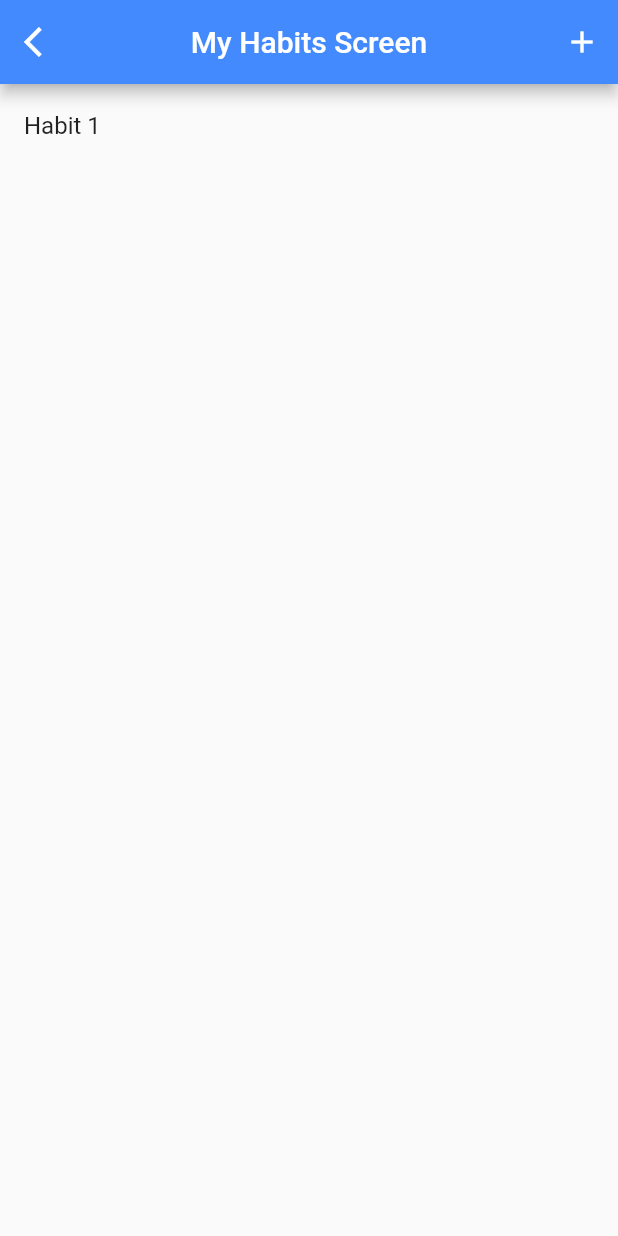
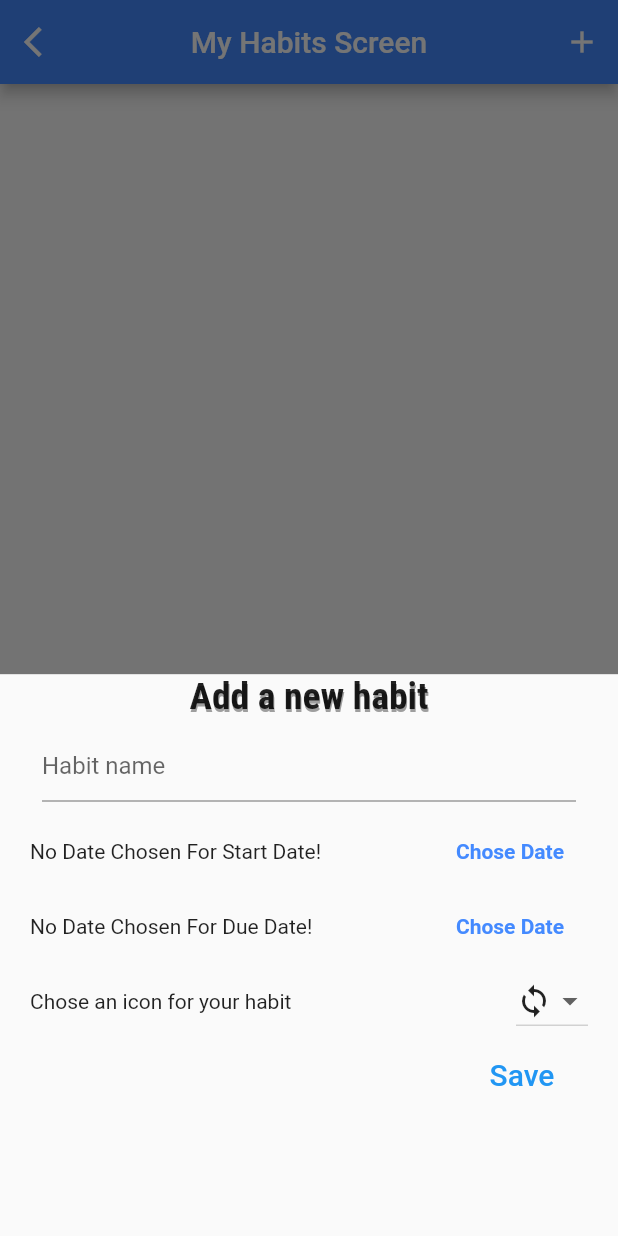
Before and after one commit to tayyipozr/planner_app_flutter, a Flutter app: the MyHabitsScreen screen opened by its route, after a tap on the "add" icon, on a phone screen of 412 x 824 dp. Run offline on Flutter 3.47's test engine with Material 2 defaults, Android fonts, the phone set to English and light mode, and no system bars.

Commit message:
adding a habit to habit screen

```diff
--- a/lib/models/habit.dart
+++ b/lib/models/habit.dart
@@ -12,6 +12,6 @@ class HabitItem {
     @required this.name,
     @required this.start,
     @required this.dueDate,
-    this.icon,
+    @required this.icon,
   });
 }
--- a/lib/providers/habit_provider.dart
+++ b/lib/providers/habit_provider.dart
@@ -13,7 +13,7 @@ class Habit with ChangeNotifier {
     return _items.length;
   }
 
-  void add({String habitId, String name, DateTime dueDate}) {
+  void add({String habitId, String name, DateTime dueDate, IconData icon}) {
     _items.putIfAbsent(
       habitId,
       () => HabitItem(
@@ -21,6 +21,7 @@ class Habit with ChangeNotifier {
         name: name,
         dueDate: dueDate,
         start: DateTime.now(),
+        icon: Icon(icon),
       ),
     );
     notifyListeners();
--- a/lib/screens/myHabits_screen.dart
+++ b/lib/screens/myHabits_screen.dart
@@ -1,4 +1,6 @@
 import 'package:flutter/material.dart';
+import 'package:planner_app/widgets/habit_bottom_sheet_widget.dart';
+import 'package:planner_app/widgets/habit_item_widget.dart';
 import 'package:provider/provider.dart';
 
 import 'page_control_screen.dart';
@@ -27,21 +29,17 @@ class MyHabitsScreen extends StatelessWidget {
             IconButton(
               icon: Icon(Icons.add),
               onPressed: () {
-                print("TABBED");
-                habit.add(
-                    habitId: "1", name: "Habit 1", dueDate: DateTime.now());
+                showModalBottomSheet(
+                  context: context,
+                  builder: (context) {
+                    return HabitBottomSheet();
+                  },
+                );
               },
             )
           ],
         ),
-        body: ListView.builder(
-          itemCount: habit.itemCount,
-          itemBuilder: (_, idx) {
-            return ListTile(
-              title: Text('${habit.items.values.toList()[0].name}'),
-            );
-          },
-        ),
+        body: HabitItemUI(),
       ),
     );
   }
--- /dev/null
+++ b/lib/widgets/habit_bottom_sheet_widget.dart
@@ -0,0 +1,170 @@
+import 'package:flutter/material.dart';
+import 'package:intl/intl.dart';
+import 'package:provider/provider.dart';
+
+import '../providers/habit_provider.dart';
+
+class HabitBottomSheet extends StatefulWidget {
+  @override
+  _HabitBottomSheetState createState() => _HabitBottomSheetState();
+}
+
+class _HabitBottomSheetState extends State<HabitBottomSheet> {
+  DateTime _selectedDateStart;
+  DateTime _selectedDateDue;
+  var _selectedIcon;
+  String _habitName;
+  final _form = GlobalKey<FormState>();
+
+  void _presentDatePicker(bool which) {
+    showDatePicker(
+      context: context,
+      initialDate: DateTime.now(),
+      firstDate: DateTime(2019),
+      lastDate: DateTime.now(),
+    ).then((pickedDate) {
+      if (pickedDate == null) {
+        return;
+      }
+      setState(() {
+        if (which) {
+          _selectedDateStart = pickedDate;
+        } else {
+          _selectedDateDue = pickedDate;
+        }
+      });
+    });
+  }
+
+  @override
+  Widget build(BuildContext context) {
+    final habit = Provider.of<Habit>(context);
+
+    return Padding(
+      padding:
+          EdgeInsets.only(bottom: MediaQuery.of(context).viewInsets.bottom),
+      child: Container(
+        padding: EdgeInsets.symmetric(horizontal: 20),
+        height: MediaQuery.of(context).size.height / 2.2,
+        child: Form(
+          key: _form,
+          child: ListView(
+            children: <Widget>[
+              Text(
+                "Add a new habit",
+                textAlign: TextAlign.center,
+                style: TextStyle(
+                  fontFamily: "RobotoCondensed",
+                  fontSize: 25,
+                  fontWeight: FontWeight.bold,
+                  shadows: [Shadow(offset: Offset(0.5, 2), color: Colors.grey)],
+                ),
+              ),
+              Padding(
+                padding: const EdgeInsets.all(8.0),
+                child: TextFormField(
+                  decoration: InputDecoration(hintText: "Habit name"),
+                  onSaved: (value) {
+                    setState(() {
+                      _habitName = value;
+                    });
+                  },
+                ),
+              ),
+              Container(
+                height: 50,
+                child: Row(
+                  children: <Widget>[
+                    Expanded(
+                      child: Text(
+                        _selectedDateStart == null
+                            ? 'No Date Chosen For Start Date!'
+                            : 'Picked Date:  ${DateFormat.yMd().format(_selectedDateStart)}',
+                      ),
+                    ),
+                    FlatButton(
+                      textColor: Theme.of(context).primaryColor,
+                      child: Text(
+                        'Chose Date',
+                        style: TextStyle(fontWeight: FontWeight.bold),
+                      ),
+                      onPressed: () => _presentDatePicker(true),
+                    ),
+                  ],
+                ),
+              ),
+              Container(
+                height: 50,
+                child: Row(
+                  children: <Widget>[
+                    Expanded(
+                      child: Text(
+                        _selectedDateDue == null
+                            ? 'No Date Chosen For Due Date!'
+                            : 'Picked Date:  ${DateFormat.yMd().format(_selectedDateDue)}',
+                      ),
+                    ),
+                    FlatButton(
+                      textColor: Theme.of(context).primaryColor,
+                      child: Text(
+                        'Chose Date',
+                        style: TextStyle(fontWeight: FontWeight.bold),
+                      ),
+                      onPressed: () => _presentDatePicker(false),
+                    ),
+                  ],
+                ),
+              ),
+              Container(
+                height: 50,
+                child: Row(
+                  mainAxisAlignment: MainAxisAlignment.spaceBetween,
+                  children: <Widget>[
+                    Text("Chose an icon for your habit"),
+                    SingleChildScrollView(
+                      child: DropdownButton(
+                        value:
+                            _selectedIcon == null ? Icons.loop : _selectedIcon,
+                        items: [
+                          DropdownMenuItem(
+                              value: Icons.loop, child: Icon(Icons.loop)),
+                          DropdownMenuItem(
+                              value: Icons.book, child: Icon(Icons.book)),
+                          DropdownMenuItem(
+                              value: Icons.computer,
+                              child: Icon(Icons.computer)),
+                          DropdownMenuItem(
+                              value: Icons.phone_android,
+                              child: Icon(Icons.phone_android)),
+                        ],
+                        onChanged: (value) {
+                          setState(() {
+                            _selectedIcon = value;
+                          });
+                        },
+                      ),
+                    ),
+                  ],
+                ),
+              ),
+              Container(
+                alignment: Alignment.centerRight,
+                child: FlatButton(
+                  onPressed: () {
+                    _form.currentState.save();
+                    habit.add(name: _habitName, habitId: DateTime.now().toString(), dueDate: _selectedDateDue, icon: _selectedIcon);
+                    Navigator.pop(context);
+                  },
+                  child: Text(
+                    "Save",
+                    style: TextStyle(fontSize: 20, color: Colors.blue),
+                  ),
+                ),
+              )
+            ],
+          ),
+        ),
+      ),
+    );
+  }
+}
--- /dev/null
+++ b/lib/widgets/habit_item_widget.dart
@@ -0,0 +1,24 @@
+import 'package:flutter/material.dart';
+import 'package:provider/provider.dart';
+
+import '../providers/habit_provider.dart';
+import '../models/habit.dart';
+
+class HabitItemUI extends StatelessWidget {
+
+  @override
+  Widget build(BuildContext context) {
+    final habit = Provider.of<Habit>(context, listen: false);
+    List<HabitItem> habits = habit.items.values.toList();
+    return ListView.builder(
+      itemCount: habit.itemCount,
+      itemBuilder: (_, idx) {
+        return ListTile(
+          leading: habits[idx].icon,
+          title: Text('${habits[idx].name}'),
+          subtitle: Text("${habits[idx].start} - ${habits[idx].dueDate}"),
+        );
+      },
+    );
+  }
+}
--- a/pubspec.yaml
+++ b/pubspec.yaml
@@ -24,6 +24,7 @@ dependencies:
   flutter:
     sdk: flutter
   provider: ^4.1.2
+  intl: ^0.16.1
 
 
   # The following adds the Cupertino Icons font to your application.
```
Also changed, not shown: pubspec.lock.
